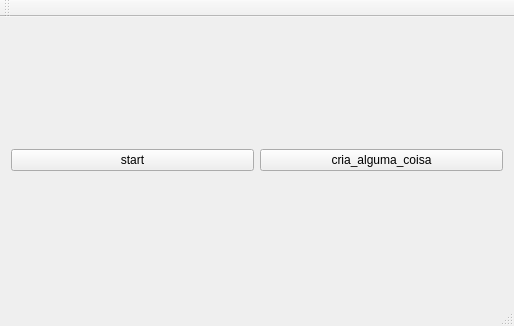
The window that testInterface/mainwindow.ui (pvmocbel/Lane3dViewer) describes before a commit, drawn with Qt 5.
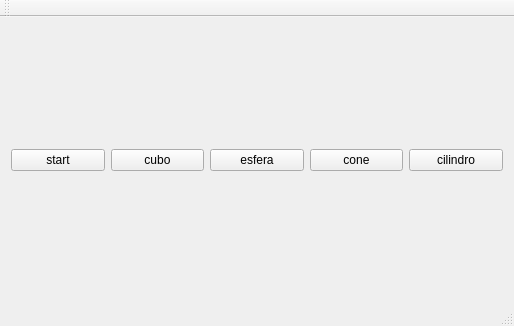
The same window after the commit.

The edit to the form file:
```diff
--- a/testInterface/mainwindow.ui
+++ b/testInterface/mainwindow.ui
@@ -25,7 +25,28 @@
     <item row="0" column="1">
      <widget class="QPushButton" name="cria_alguma_coisa">
       <property name="text">
-       <string>cria_alguma_coisa</string>
+       <string>cubo</string>
+      </property>
+     </widget>
+    </item>
+    <item row="0" column="2">
+     <widget class="QPushButton" name="esfera">
+      <property name="text">
+       <string>esfera</string>
+      </property>
+     </widget>
+    </item>
+    <item row="0" column="3">
+     <widget class="QPushButton" name="cone">
+      <property name="text">
+       <string>cone</string>
+      </property>
+     </widget>
+    </item>
+    <item row="0" column="4">
+     <widget class="QPushButton" name="cilindro">
+      <property name="text">
+       <string>cilindro</string>
       </property>
      </widget>
     </item>
```
Left out of the diff: 4 changed lines with no effect on the pictures.
